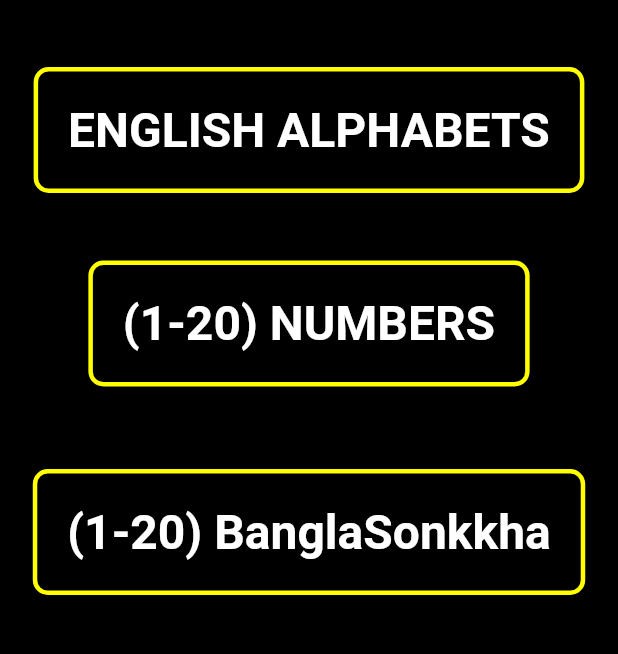
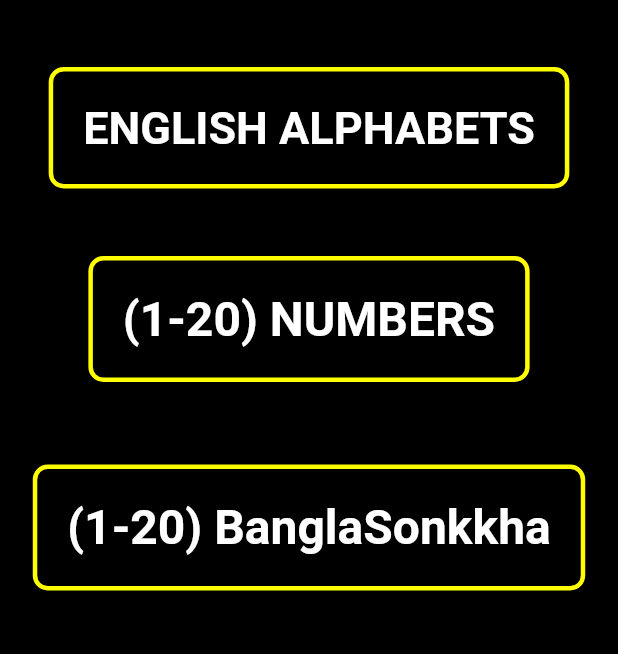
Before and after one commit to CPAD-Gazipur/Bornomala, a Flutter app: the screen it shows after launch, on a phone screen of 412 x 824 dp, the part 503-1157 px from its top. Run offline on Flutter 3.47's test engine with Material 2 defaults, Android fonts, the light colour scheme and no system bars; drawn by our look-alikes of animated_text_kit, bouncing_widget; our stand-ins replace get.

Commit message:
Contributed by Yeaseen Ahmed

```diff
--- a/lib/app/modules/home/views/home_view.dart
+++ b/lib/app/modules/home/views/home_view.dart
@@ -1,4 +1,5 @@
 import 'package:animated_text_kit/animated_text_kit.dart';
+import 'package:bornomala/app/routes/app_pages.dart';
 import 'package:bouncing_widget/bouncing_widget.dart';
 import 'package:flutter/material.dart';
 
@@ -29,7 +30,7 @@ class HomeView extends GetView<HomeController> {
                       fontSize: 32.0,
                       fontWeight: FontWeight.bold,
                       color: Colors.white),
-                  speed: const Duration(milliseconds: 400),
+                  speed: const Duration(milliseconds: 200),
                 ),
               ],
               totalRepeatCount: 1,
@@ -54,20 +55,15 @@ class HomeView extends GetView<HomeController> {
                       padding: const EdgeInsets.all(20.0),
                       child: BouncingWidget(
                         duration: Duration(milliseconds: 90),
-                        scaleFactor: 3,
-                        onPressed: () {},
-                        child: AnimatedTextKit(
-                          animatedTexts: [
-                            TyperAnimatedText(
+                        onPressed: () {
+                          Get.toNamed(Routes.BANGLABORNOMALA);
+                        },
+                        child: Text(
                           'BANGLA BORNOMALA',
-                              textStyle: const TextStyle(
+                          style: TextStyle(
                               fontSize: 32.0,
                               fontWeight: FontWeight.bold,
                               color: Colors.white),
-                              speed: const Duration(milliseconds: 200),
-                            ),
-                          ],
-                          totalRepeatCount: 1,
                         ),
                       ),
                     ),
@@ -88,20 +84,16 @@ class HomeView extends GetView<HomeController> {
                       padding: const EdgeInsets.all(20.0),
                       child: BouncingWidget(
                         duration: Duration(milliseconds: 90),
-                        scaleFactor: 3,
-                        onPressed: () {},
-                        child: AnimatedTextKit(
-                          animatedTexts: [
-                            TyperAnimatedText(
-                              'ENGLISH ALPHABETS',
-                              textStyle: const TextStyle(
-                                  fontSize: 32.0,
+                        onPressed: () {
+                          Get.toNamed(Routes.ENGLISHALPHABETS);
+                        },
+                        child: Text(
+                          "ENGLISH ALPHABETS",
+                          style: TextStyle(
+                            color: Colors.white,
+                            fontSize: 30,
                             fontWeight: FontWeight.bold,
-                                  color: Colors.white),
-                              speed: const Duration(milliseconds: 200),
                           ),
-                          ],
-                          totalRepeatCount: 1,
                         ),
                       ),
                     ),
@@ -122,20 +114,15 @@ class HomeView extends GetView<HomeController> {
                       padding: const EdgeInsets.all(20.0),
                       child: BouncingWidget(
                         duration: Duration(milliseconds: 90),
-                        scaleFactor: 3,
-                        onPressed: () {},
-                        child: AnimatedTextKit(
-                          animatedTexts: [
-                            TyperAnimatedText(
+                        onPressed: () {
+                          Get.toNamed(Routes.MATHNUMBERS);
+                        },
+                        child: Text(
                           '(1-20) NUMBERS',
-                              textStyle: const TextStyle(
+                          style: TextStyle(
                               fontSize: 32.0,
                               fontWeight: FontWeight.bold,
                               color: Colors.white),
-                              speed: const Duration(milliseconds: 200),
-                            ),
-                          ],
-                          totalRepeatCount: 1,
                         ),
                       ),
                     ),
@@ -156,20 +143,15 @@ class HomeView extends GetView<HomeController> {
                       padding: const EdgeInsets.all(20.0),
                       child: BouncingWidget(
                         duration: Duration(milliseconds: 90),
-                        scaleFactor: 3,
-                        onPressed: () {},
-                        child: AnimatedTextKit(
-                          animatedTexts: [
-                            TyperAnimatedText(
+                        onPressed: () {
+                          Get.toNamed(Routes.MATHNUMBERSBNG);
+                        },
+                        child: Text(
                           '(1-20) BanglaSonkkha',
-                              textStyle: const TextStyle(
+                          style: TextStyle(
                               fontSize: 32.0,
                               fontWeight: FontWeight.bold,
                               color: Colors.white),
-                              speed: const Duration(milliseconds: 200),
-                            ),
-                          ],
-                          totalRepeatCount: 1,
                         ),
                       ),
                     ),
--- a/lib/app/routes/app_routes.dart
+++ b/lib/app/routes/app_routes.dart
@@ -4,9 +4,17 @@ part of 'app_pages.dart';
 abstract class Routes {
   Routes._();
   static const HOME = _Paths.HOME;
+  static const BANGLABORNOMALA = _Paths.BANGLABORNOMALA;
+  static const ENGLISHALPHABETS = _Paths.ENGLISHALPHABETS;
+  static const MATHNUMBERS = _Paths.MATHNUMBERS;
+  static const MATHNUMBERSBNG = _Paths.MATHNUMBERSBNG;
 }
 
 abstract class _Paths {
   _Paths._();
   static const HOME = '/home';
+  static const BANGLABORNOMALA = '/banglabornomala';
+  static const ENGLISHALPHABETS = '/englishalphabets';
+  static const MATHNUMBERS = '/mathnumbers';
+  static const MATHNUMBERSBNG = '/mathnumbersbng';
 }
```
Also changed, not shown: lib/app/modules/home/views/bangla_bornomala_view.dart (added, +21 -0 lines), lib/app/modules/home/views/english_alphabets_view.dart (added, +21 -0 lines), lib/app/modules/home/views/math_numbers_bng_view.dart (added, +21 -0 lines), lib/app/modules/home/views/math_numbers_view.dart (added, +21 -0 lines), lib/app/routes/app_pages.dart (+24 -0 lines). Lines whose indentation alone changed are shown as unchanged.
